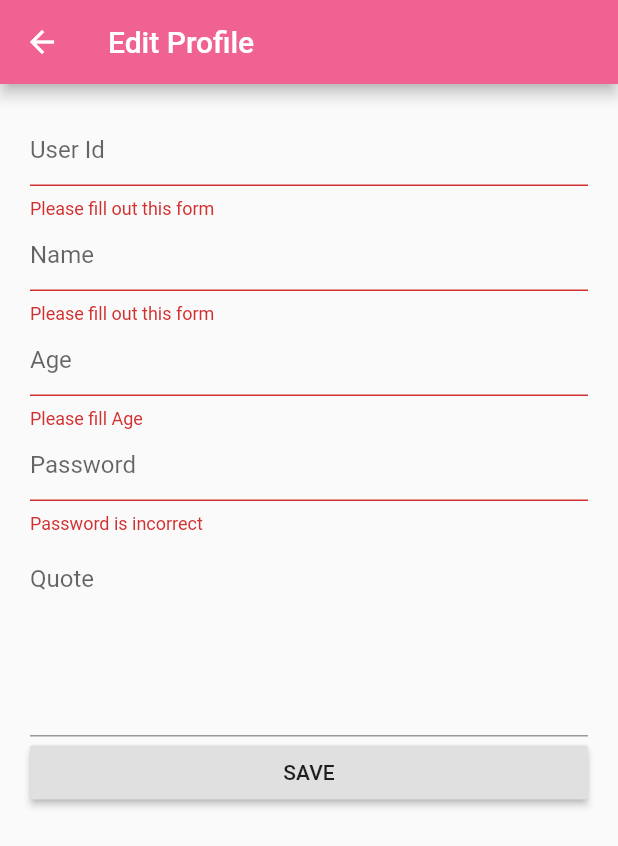
After one commit to spyasdza/mobilefinal2, a Flutter app: the ProfileScreen screen opened by its route, after a tap on "SAVE", on a phone screen of 412 x 824 dp. The commit adds this screen. Shown: the top 846 px of the screen. Run offline on Flutter 3.47's test engine with Material 2 defaults, Android fonts, the phone set to English and light mode, and no system bars; our stand-ins replace shared_preferences, sqflite, toast; accounts and stored records are empty.

Commit message:
second commit

```diff
--- a/mobilefinal2/lib/current/current_user.dart
+++ b/mobilefinal2/lib/current/current_user.dart
@@ -5,8 +5,4 @@ class CurrentUser {
   static var age;
   static var password;
   static var quote;
-
-  static String currentUser() {
-    return "current -> _id: $id, userid: $userId, name: $name, age: $age, password: $password, quote: $quote";
-  }
 }
--- a/mobilefinal2/lib/db/user.dart
+++ b/mobilefinal2/lib/db/user.dart
@@ -46,7 +46,7 @@ class User {
   }
 }
 
-class UserBase {
+class UserDB {
   Database db;
 
   Future open(String path) async {
@@ -86,10 +86,6 @@ class UserBase {
     return maps.length > 0 ? new User.formMap(maps.first) : null;
   }
 
-  Future<int> deleteUser(int id) async {
-    return await db.delete(userTable, where: '$idColumn = ?', whereArgs: [id]);
-  }
-
   Future<int> updateUser(User user) async {
     return db.update(userTable, user.toMap(),
         where: '$idColumn = ?', whereArgs: [user.id]);
@@ -105,8 +101,7 @@ class UserBase {
       passwordColumn,
       quoteColumn
     ]);
-    List<User> listUser =
-        res.isNotEmpty ? res.map((c) => User.formMap(c)).toList() : [];
+    List<User> listUser = res.isNotEmpty ? res.map((c) => User.formMap(c)).toList() : [];
     return listUser;
   }
 
--- /dev/null
+++ b/mobilefinal2/lib/ui/main_screen.dart
@@ -0,0 +1,55 @@
+import 'package:flutter/material.dart';
+import '../current/current_user.dart';
+
+class MainScreen extends StatefulWidget {
+  @override
+  State<StatefulWidget> createState() {
+    return MainScreenState();
+  }
+}
+
+class MainScreenState extends State<MainScreen> {
+
+  @override
+  Widget build(BuildContext context) {
+    return Scaffold(
+      appBar: AppBar(
+        title: Text("Home"),
+      ),
+      body: Container(
+        child: ListView(
+          padding: const EdgeInsets.fromLTRB(20, 15, 20, 0),
+          children: <Widget>[
+            ListTile(
+              title: Text('Hello ${CurrentUser.name}'),
+              subtitle: Text('this is my quote "${CurrentUser.quote}"'),
+            ),
+            RaisedButton(
+              child: Text("PROFILE SETUP"),
+              onPressed: () {
+                Navigator.of(context).pushNamed('/profile');
+              },
+            ),
+            RaisedButton(
+              child: Text("MY FRIENDS"),
+              onPressed: () {
+                Navigator.of(context).pushNamed('/friend');
+              },
+            ),
+            RaisedButton(
+              child: Text("SIGN OUT"),
+              onPressed: () {
+                CurrentUser.userId = null;
+                CurrentUser.name = null;
+                CurrentUser.age = null;
+                CurrentUser.password = null;
+                CurrentUser.quote = null;
+                Navigator.of(context).pushReplacementNamed('/');
+              },
+            ),
+          ],
+        ),
+      ),
+    );
+  }
+}
--- /dev/null
+++ b/mobilefinal2/lib/ui/profile_screen.dart
@@ -0,0 +1,172 @@
+import 'dart:io';
+import 'package:path_provider/path_provider.dart';
+import 'package:flutter/material.dart';
+import '../db/user.dart';
+import '../current/current_user.dart';
+
+class ProfileScreen extends StatefulWidget {
+  @override
+  State<StatefulWidget> createState() {
+    return ProfileScreenState();
+  }
+}
+
+class ProfileScreenState extends State<ProfileScreen> {
+  Future<String> get getPath async {
+    final directory = await getApplicationDocumentsDirectory();
+    return directory.path;
+  }
+
+  Future<File> get getFile async {
+    final path = await getPath;
+    return File('$path/data.txt');
+  }
+
+  Future<File> writeQuote(String data) async {
+    final file = await getFile;
+    await file.writeAsString('${data}');
+  }
+
+  UserDB user = UserDB();
+  final _formkey = GlobalKey<FormState>();
+  final userid = TextEditingController(text: CurrentUser.userId);
+  final name = TextEditingController(text: CurrentUser.name);
+  final age = TextEditingController(text: CurrentUser.age);
+  final password = TextEditingController();
+  final quote = TextEditingController(text: CurrentUser.quote);
+
+  bool isUserIn = false;
+
+  bool isNumeric(String isValueNum) {
+    if (isValueNum == null) {
+      return false;
+    }
+    return double.parse(isValueNum) != null;
+  }
+
+  int findSpace(String findValueSpace) {
+    int count = 0;
+    for (int i = 0; i < findValueSpace.length; i++) {
+      if (findValueSpace[i] == ' ') {
+        count += 1;
+      }
+    }
+    return count;
+  }
+
+  @override
+  Widget build(BuildContext context) {
+    return Scaffold(
+        appBar: AppBar(
+          title: Text("Edit Profile"),
+        ),
+        body: Form(
+          key: _formkey,
+          child: ListView(
+              padding: const EdgeInsets.fromLTRB(20, 20, 20, 0),
+              children: <Widget>[
+                TextFormField(
+                    decoration: InputDecoration(
+                      hintText: "User Id",
+                    ),
+                    controller: userid,
+                    keyboardType: TextInputType.text,
+                    validator: (value) {
+                      if (value.isEmpty) {
+                        return "Please fill out this form";
+                      } else if (isUserIn) {
+                        return "User Id is incorrect";
+                      } else if (value.length < 6 || value.length > 12) {
+                        return "User Id is duplicate";
+                      }
+                    }),
+                TextFormField(
+                    decoration: InputDecoration(
+                      hintText: "Name",
+                    ),
+                    controller: name,
+                    keyboardType: TextInputType.text,
+                    validator: (value) {
+                      if (value.isEmpty) {
+                        return "Please fill out this form";
+                      } else if (findSpace(value) != 1) {
+                        return "Name is incorrect";
+                      }
+                    }),
+                TextFormField(
+                    decoration: InputDecoration(
+                      hintText: "Age",
+                    ),
+                    controller: age,
+                    keyboardType: TextInputType.number,
+                    validator: (value) {
+                      if (value.isEmpty) {
+                        return "Please fill Age";
+                      } else if (!isNumeric(value) ||
+                          int.parse(value) < 10 ||
+                          int.parse(value) > 80) {
+                        return "Please fill Age correctly";
+                      }
+                    }),
+                TextFormField(
+                    decoration: InputDecoration(
+                      hintText: "Password",
+                    ),
+                    controller: password,
+                    obscureText: true,
+                    keyboardType: TextInputType.text,
+                    validator: (value) {
+                      if (value.isEmpty || value.length <= 6) {
+                        return "Password is incorrect";
+                      }
+                    }),
+                TextFormField(
+                    decoration: InputDecoration(
+                      hintText: "Quote",
+                      contentPadding: new EdgeInsets.symmetric(vertical: 20.0),
+                    ),
+                    controller: quote,
+                    keyboardType: TextInputType.text,
+                    maxLines: 5),
+                RaisedButton(
+                    child: Text("SAVE"),
+                    onPressed: () async {
+                      await user.open("user.db");
+                      Future<List<User>> allUser = user.getAllUser();
+                      User userData = User();
+                      userData.id = CurrentUser.id;
+                      userData.userid = userid.text;
+                      userData.name = name.text;
+                      userData.age = age.text;
+                      userData.password = password.text;
+                      userData.quote = quote.text;
+                      writeQuote(userData.quote);
+                      Future isUserTaken(User user) async {
+                        var allUsers = await allUser;
+                        for (var i = 0; i < allUsers.length; i++) {
+                          if (user.userid == allUsers[i].userid &&
+                              CurrentUser.id != allUsers[i].id) {
+                            this.isUserIn = true;
+                            break;
+                          }
+                        }
+                      }
+
+                      if (_formkey.currentState.validate()) {
+                        await isUserTaken(userData);
+                        if (!this.isUserIn) {
+                          await user.updateUser(userData);
+                          CurrentUser.userId = userData.userid;
+                          CurrentUser.name = userData.name;
+                          CurrentUser.age = userData.age;
+                          CurrentUser.password = userData.password;
+                          CurrentUser.quote = userData.quote;
+                          Navigator.pop(context);
+                        }
+                      }
+                      this.isUserIn = false;
+                    }),
+              ]),
+        ));
+  }
+}
```
Also changed, not shown: mobilefinal2/lib/main.dart (+7 -10 lines), mobilefinal2/lib/ui/login_screen.dart (+18 -11 lines), mobilefinal2/lib/ui/myfriend_screen.dart (added, +70 -0 lines), mobilefinal2/lib/ui/register_screen.dart (+113 -127 lines).
